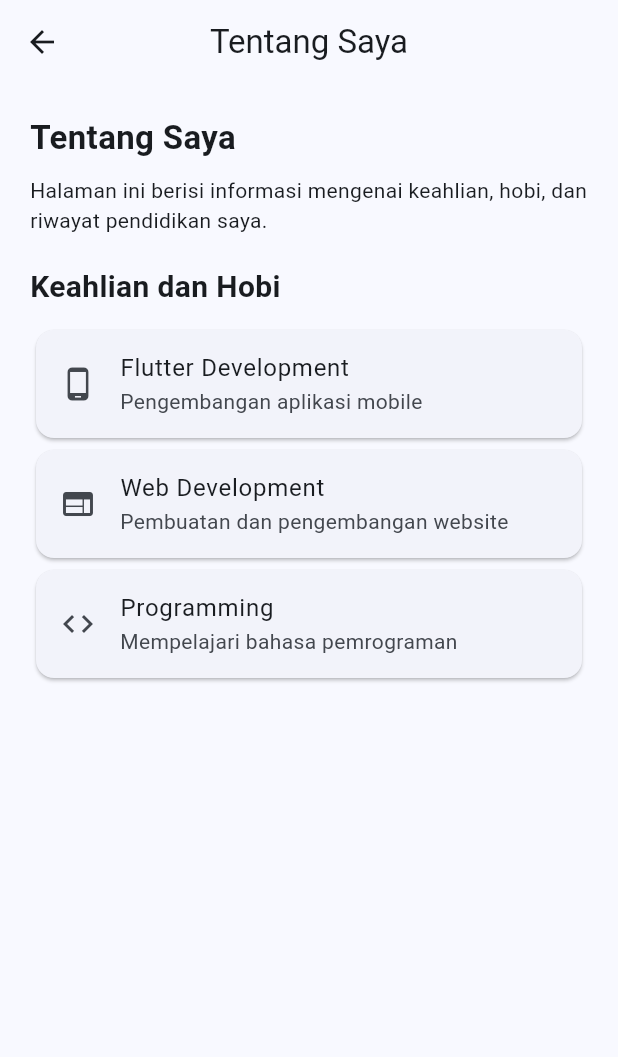
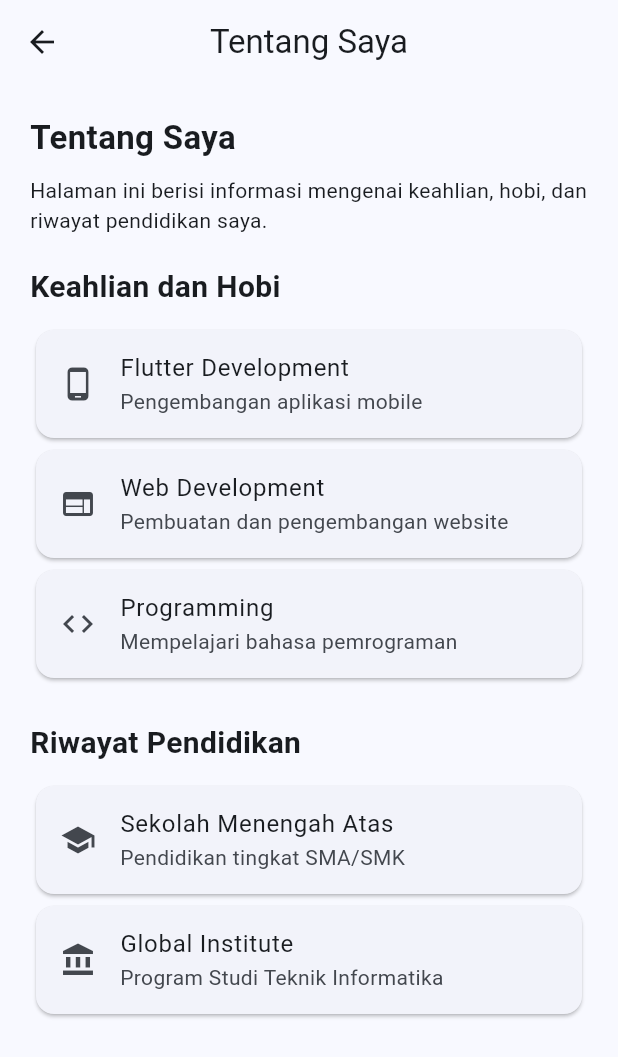
Before and after one commit to DimasInsyaP/uts-pml-1124160248, a Flutter app: the AboutPage screen opened directly, on a phone screen of 412 x 824 dp. Shown: the top 1057 px of the screen. Run offline on Flutter 3.47's test engine with Material 3 defaults, Android fonts, the phone set to English and light mode, and no system bars.

Commit message:
feat: menambahkan riwayat pendidikan

```diff
--- a/soal2-profil-app/lib/screens/about_page.dart
+++ b/soal2-profil-app/lib/screens/about_page.dart
@@ -61,6 +61,34 @@ Card(
     subtitle: Text('Mempelajari bahasa pemrograman'),
   ),
 ),
+
+const SizedBox(height: 25),
+
+const Text(
+  'Riwayat Pendidikan',
+  style: TextStyle(
+    fontSize: 20,
+    fontWeight: FontWeight.bold,
+  ),
+),
+
+const SizedBox(height: 10),
+
+const Card(
+  child: ListTile(
+    leading: Icon(Icons.school),
+    title: Text('Sekolah Menengah Atas'),
+    subtitle: Text('Pendidikan tingkat SMA/SMK'),
+  ),
+),
+
+const Card(
+  child: ListTile(
+    leading: Icon(Icons.account_balance),
+    title: Text('Global Institute'),
+    subtitle: Text('Program Studi Teknik Informatika'),
+  ),
+),
         ],
       ),
     );
```
